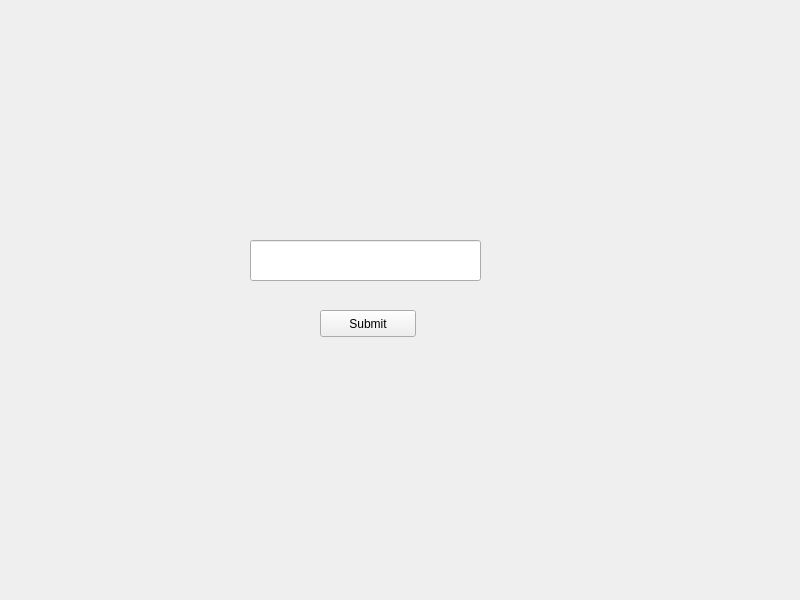
Before: the Qt Designer form b/widget.ui in Sympsel/qt_, drawn with Qt 5.
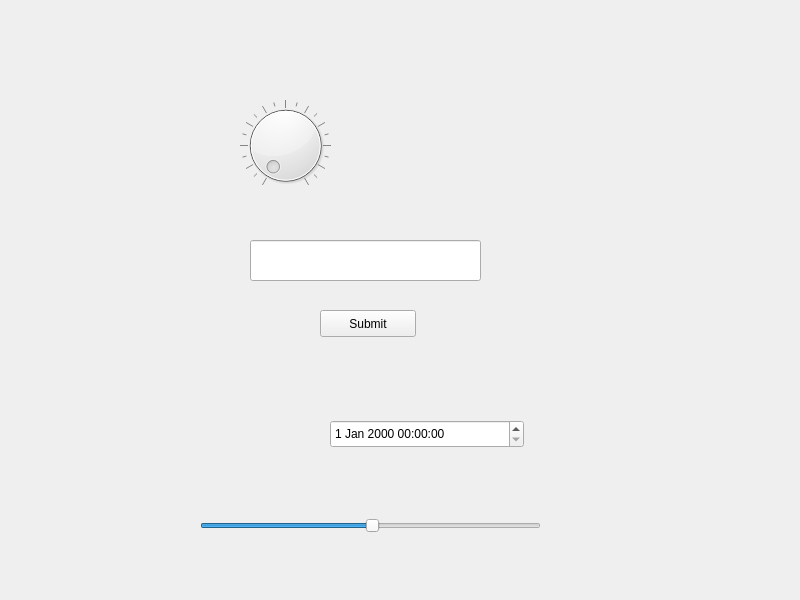
After: the same form once the commit is applied.

The edit to the form file:
```diff
--- a/b/widget.ui
+++ b/b/widget.ui
@@ -36,6 +36,57 @@
     <string>Submit</string>
    </property>
   </widget>
+  <widget class="QDateTimeEdit" name="dateTimeEdit">
+   <property name="geometry">
+    <rect>
+     <x>330</x>
+     <y>420</y>
+     <width>194</width>
+     <height>28</height>
+    </rect>
+   </property>
+  </widget>
+  <widget class="QDial" name="dial">
+   <property name="geometry">
+    <rect>
+     <x>170</x>
+     <y>100</y>
+     <width>231</width>
+     <height>91</height>
+    </rect>
+   </property>
+   <property name="singleStep">
+    <number>5</number>
+   </property>
+   <property name="wrapping">
+    <bool>false</bool>
+   </property>
+   <property name="notchesVisible">
+    <bool>true</bool>
+   </property>
+  </widget>
+  <widget class="QSlider" name="horizontalSlider">
+   <property name="geometry">
+    <rect>
+     <x>200</x>
+     <y>500</y>
+     <width>341</width>
+     <height>51</height>
+    </rect>
+   </property>
+   <property name="singleStep">
+    <number>2</number>
+   </property>
+   <property name="sliderPosition">
+    <number>50</number>
+   </property>
+   <property name="orientation">
+    <enum>Qt::Orientation::Horizontal</enum>
+   </property>
+   <property name="tickPosition">
+    <enum>QSlider::TickPosition::NoTicks</enum>
+   </property>
+  </widget>
  </widget>
  <resources/>
  <connections/>
```
